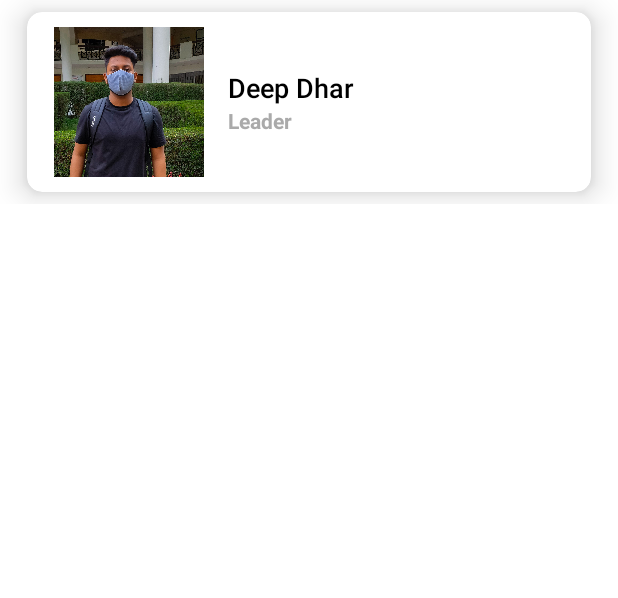
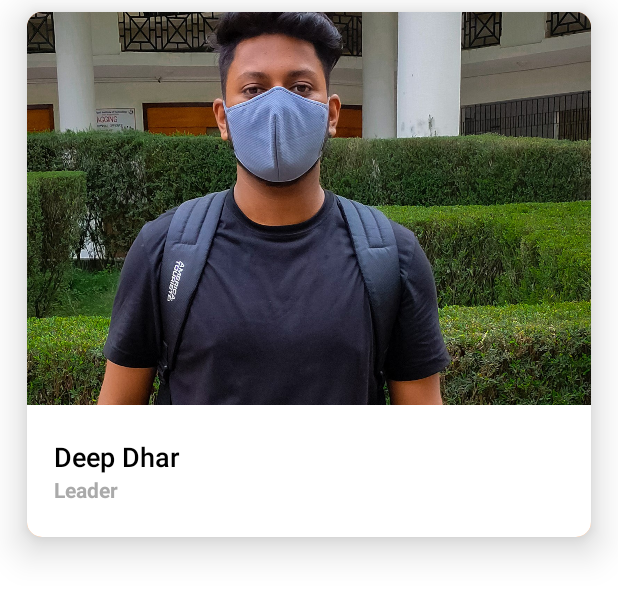
Before and after one commit to deepdhar/Hack-Club-App, an Android app: the layout members_layout.xml on its own in the app's theme, with its tools: preview values and no code run, on a phone screen of 412 x 824 dp. Shown: the top 598 px of the screen. Run offline under Robolectric (Android 15) with nearby library versions, the phone set to English and light mode, and no system bars.

Commit message:
updated members activity

```diff
--- a/app/src/main/res/layout/activity_members.xml
+++ b/app/src/main/res/layout/activity_members.xml
@@ -27,7 +27,7 @@
         android:layout_height="match_parent"
         android:orientation="vertical"
         android:paddingHorizontal="10dp"
-        android:paddingBottom="10dp"
+        android:paddingVertical="15dp"
         android:background="@drawable/bg1"/>
 
 </RelativeLayout>
--- a/app/src/main/res/layout/members_layout.xml
+++ b/app/src/main/res/layout/members_layout.xml
@@ -1,43 +1,52 @@
 <?xml version="1.0" encoding="utf-8"?>
-<LinearLayout
-    xmlns:android="http://schemas.android.com/apk/res/android"
-    xmlns:app="http://schemas.android.com/apk/res-auto"
-    xmlns:tool="http://schemas.android.com/tools"
-    android:orientation="vertical"
-    android:layout_width="match_parent"
-    android:layout_height="wrap_content">
+<!--<LinearLayout-->
+<!--    xmlns:android="http://schemas.android.com/apk/res/android"-->
+<!--    xmlns:app="http://schemas.android.com/apk/res-auto"-->
+<!--    xmlns:tool="http://schemas.android.com/tools"-->
+<!--    android:orientation="vertical"-->
+<!--    android:layout_width="match_parent"-->
+<!--    android:layout_height="wrap_content">-->
+
 
     <androidx.cardview.widget.CardView
+        xmlns:android="http://schemas.android.com/apk/res/android"
+        xmlns:app="http://schemas.android.com/apk/res-auto"
+        xmlns:tool="http://schemas.android.com/tools"
         android:layout_width="match_parent"
-        android:layout_height="120dp"
-        app:cardElevation="12dp"
+        android:layout_height="wrap_content"
+        app:cardElevation="15dp"
         app:cardCornerRadius="10dp"
-        android:layout_marginHorizontal="18dp"
-        android:layout_marginVertical="8dp">
+        android:layout_marginVertical="8dp"
+        android:layout_marginHorizontal="18dp">
 
         <LinearLayout
             android:id="@+id/taskRelativeLayout"
             android:layout_width="match_parent"
-            android:layout_height="wrap_content"
-            android:padding="8dp"
-            android:orientation="horizontal">
+            android:layout_height="350dp"
+            android:background="#ff9f59"
+            android:gravity="center"
+            android:orientation="vertical">
 
             <ImageView
                 android:id="@+id/memberDpImageView"
-                android:layout_width="100dp"
-                android:layout_height="match_parent"
+                android:layout_width="wrap_content"
+                android:layout_height="0dp"
+                android:layout_weight="3"
                 android:layout_gravity="center"
                 android:src="@drawable/sample_image"
-                android:layout_marginLeft="10dp" />
+                android:scaleType="centerCrop"/>
 
             <LinearLayout
-                android:id="@+id/tv_main_layout"
+                android:id="@+id/main_layout"
                 android:layout_toRightOf="@id/memberDpImageView"
                 android:layout_width="match_parent"
-                android:layout_height="match_parent"
+                android:layout_height="0dp"
+                android:layout_weight="1"
                 android:orientation="vertical"
                 android:gravity="center"
-                android:padding="16dp">
+                android:padding="18dp"
+                android:background="@color/white"
+                android:backgroundTint="@color/white">
 
                 <TextView
                     android:id="@+id/memberNameTextView"
@@ -64,4 +73,4 @@
 
     </androidx.cardview.widget.CardView>
 
-</LinearLayout>
+<!--</LinearLayout>-->
```
Also changed, not shown: app/src/main/java/com/example/android/hackclubapp/MembersActivity.java (+12 -0 lines), app/src/main/res/drawable-v24/alokx_sample.jpg (added), app/src/main/res/drawable-v24/linkedin.png (added), app/src/main/res/drawable-v24/nivi_sample.jpg.
